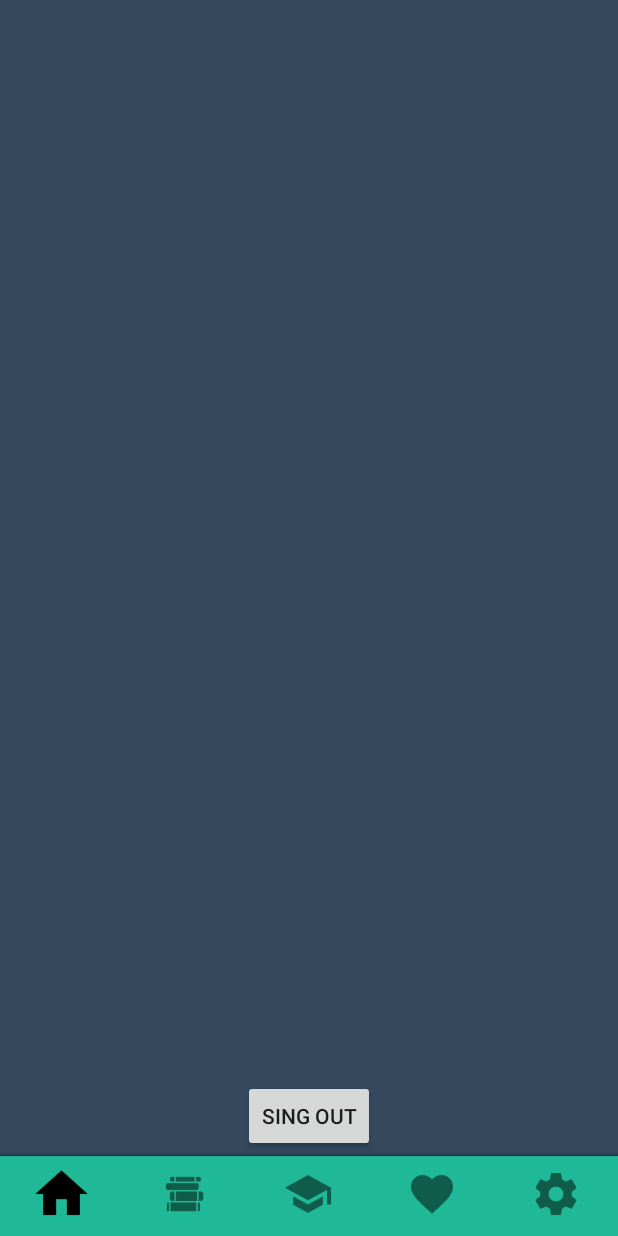
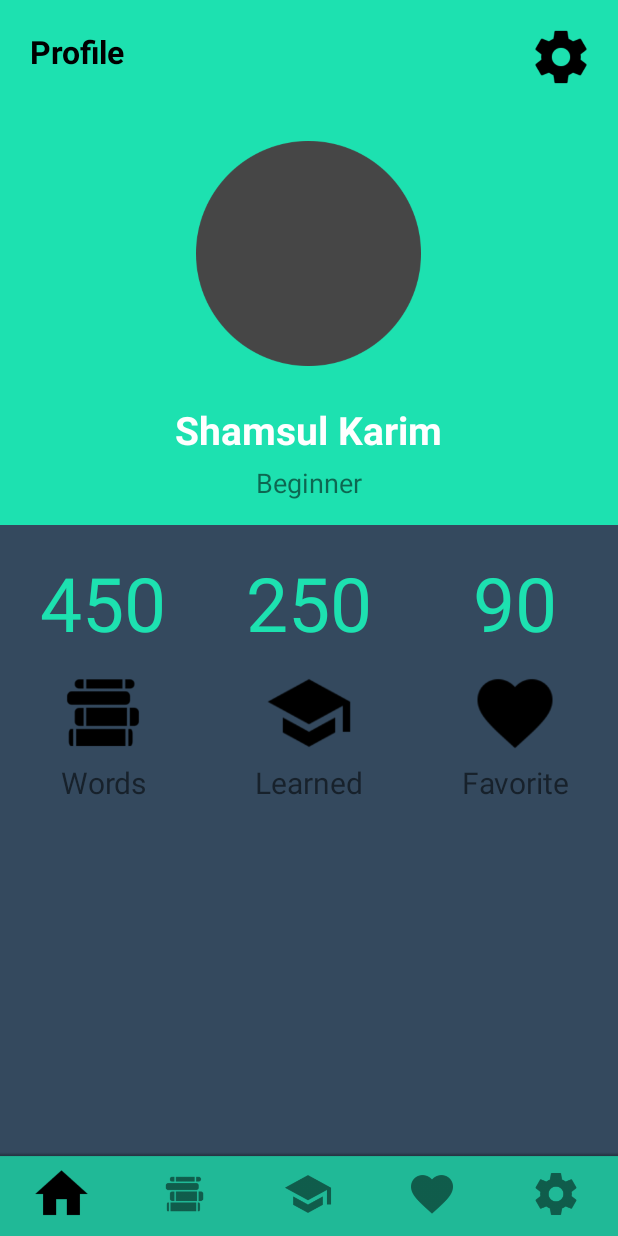
Before and after one commit to Shamsul1/VastVocabularyTest2.0, an Android app: the fragment SettingFragment placed in its activity, on a phone screen of 412 x 824 dp. Run offline under Robolectric (Android 15) with nearby library versions, the phone set to English and light mode, and no system bars; our stand-ins replace Firebase (no records; nobody signed in at launch, a user with empty details on screens opened directly).

Commit message:
profile activity done

```diff
--- a/app/src/main/java/com/example/shamsulkarim/vastvocabulary/SettingFragment.java
+++ b/app/src/main/java/com/example/shamsulkarim/vastvocabulary/SettingFragment.java
@@ -74,10 +74,10 @@ public class SettingFragment extends Fragment implements View.OnClickListener {
         user = firebaseAuth.getCurrentUser();
 
         userName = (TextView)v.findViewById(R.id.userName);
-        singOut = (Button)v.findViewById(R.id.signOut);
+        //singOut = (Button)v.findViewById(R.id.signOut);
         userName.setText(user.getEmail());
 
-        singOut.setOnClickListener(this);
+//        singOut.setOnClickListener(this);
 //        getFirebase();
 //
 //        delay();
@@ -92,13 +92,13 @@ public class SettingFragment extends Fragment implements View.OnClickListener {
     public void onClick(View view) {
 
 
-        if(singOut == view){
-
-            firebaseAuth.signOut();
-
-            this.startActivity(new Intent(getContext(), SignInActivity.class));
-            getActivity().finish();
-        }
+//        if(singOut == view){
+//
+//            firebaseAuth.signOut();
+//
+//            this.startActivity(new Intent(getContext(), SignInActivity.class));
+//            getActivity().finish();
+//        }
 
     }
 
--- a/app/src/main/res/layout/fragment_setting.xml
+++ b/app/src/main/res/layout/fragment_setting.xml
@@ -1,4 +1,5 @@
 <RelativeLayout xmlns:android="http://schemas.android.com/apk/res/android"
+    xmlns:app="http://schemas.android.com/apk/res-auto"
     xmlns:tools="http://schemas.android.com/tools"
     android:layout_width="match_parent"
     android:layout_height="match_parent"
@@ -13,11 +14,203 @@
         android:layout_centerHorizontal="true"
         android:layout_marginTop="20dp" />
 
-    <Button
-        android:text="Sing out"
-        android:layout_width="wrap_content"
+
+    <View
+        android:id="@+id/main_center"
+        android:layout_width="1dp"
+        android:layout_height="1dp"
+        android:layout_centerHorizontal="true"
+        android:layout_centerVertical="true"
+        ></View>
+
+
+    <LinearLayout
+        android:id="@+id/total_counts"
+        android:layout_width="match_parent"
         android:layout_height="wrap_content"
-        android:layout_alignParentBottom="true"
-        android:layout_centerHorizontal="true"
-        android:id="@+id/signOut" />
+        android:layout_alignBottom="@+id/top_profile"
+        android:orientation="horizontal"
+        android:layout_marginBottom="-85dp"
+        >
+
+        <TextView
+            android:gravity="center"
+            android:id="@+id/total_word_count_view"
+            android:layout_width="0dp"
+            android:layout_weight="1"
+            android:layout_height="wrap_content"
+            android:text="450"
+            android:textColor="@color/colorPrimary"
+            android:textSize="50dp"
+            />
+
+        <TextView
+            android:gravity="center"
+            android:id="@+id/total_learned_count_view"
+            android:layout_width="0dp"
+            android:layout_weight="1"
+            android:layout_height="wrap_content"
+            android:text="250"
+            android:textColor="@color/colorPrimary"
+            android:textSize="50dp"
+            />
+
+        <TextView
+            android:gravity="center"
+            android:id="@+id/total_favorite_count_view"
+            android:layout_width="0dp"
+            android:layout_weight="1"
+            android:layout_height="wrap_content"
+            android:text="90"
+            android:textColor="@color/colorPrimary"
+            android:textSize="50dp"
+            />
+
+    </LinearLayout>
+
+    <LinearLayout
+        android:id="@+id/total_icon"
+        android:layout_marginBottom="-80dp"
+        android:orientation="horizontal"
+        android:layout_alignBottom="@id/total_counts"
+        android:layout_width="match_parent"
+        android:layout_height="wrap_content">
+
+        <ImageView
+            android:layout_weight="1"
+            android:layout_width="0dp"
+            android:layout_height="80dp"
+            android:src="@drawable/ic_book_active"
+            />
+        <ImageView
+            android:layout_weight="1"
+            android:layout_width="0dp"
+            android:layout_height="80dp"
+            android:src="@drawable/ic_social_school_active"
+            />
+        <ImageView
+            android:layout_weight="1"
+            android:layout_width="0dp"
+            android:layout_height="80dp"
+            android:src="@drawable/ic_action_favorite_active"
+            />
+
+
+
+
+    </LinearLayout>
+
+    <LinearLayout
+        android:layout_marginBottom="-20dp"
+        android:layout_alignBottom="@+id/total_icon"
+        android:layout_width="match_parent"
+        android:layout_height="wrap_content">
+
+        <TextView
+            android:gravity="center"
+            android:layout_width="0dp"
+            android:layout_weight="1"
+            android:layout_height="wrap_content"
+            android:text="Words"
+            android:textSize="20dp"
+
+            />
+
+        <TextView
+            android:gravity="center"
+            android:layout_width="0dp"
+            android:layout_weight="1"
+            android:layout_height="wrap_content"
+            android:text="Learned"
+            android:textSize="20dp"
+
+            />
+        <TextView
+            android:gravity="center"
+            android:layout_width="0dp"
+            android:layout_weight="1"
+            android:layout_height="wrap_content"
+            android:text="Favorite"
+            android:textSize="20dp"
+
+            />
+
+
+
+
+    </LinearLayout>
+
+    <RelativeLayout
+        android:id="@+id/top_profile"
+        android:background="@color/colorPrimary"
+        android:layout_width="match_parent"
+        android:layout_height="350dp"
+        android:layout_alignParentTop="true"
+        android:layout_alignParentLeft="true"
+        android:layout_alignParentStart="true">
+
+        <TextView
+            android:layout_width="wrap_content"
+            android:layout_height="wrap_content"
+            android:text="Profile"
+            android:textSize="21dp"
+            android:textStyle="bold"
+            android:layout_margin="20dp"
+            android:textColor="@color/common_google_signin_btn_text_dark_focused" />
+
+        <ImageView
+            android:id="@+id/profile_setting"
+            android:layout_margin="10dp"
+            android:layout_width="56dp"
+            android:layout_height="56dp"
+            android:src="@drawable/ic_action_settings_active"
+            android:background="@color/colorPrimary"
+            android:layout_alignParentRight="true"
+            />
+
+        <View
+            android:id="@+id/center"
+            android:layout_width="1dp"
+            android:layout_height="1dp"
+            android:layout_centerHorizontal="true"
+            android:layout_centerVertical="true"
+            ></View>
+
+        <ImageView
+
+            android:layout_marginBottom="-70dp"
+            app:srcCompat="@drawable/eclipse"
+            android:id="@+id/profile_eclipse"
+            android:layout_width="150dp"
+            android:layout_height="150dp"
+            android:layout_centerHorizontal="true"
+            android:layout_above="@+id/center" />
+
+        <TextView
+            android:layout_width="wrap_content"
+            android:layout_height="wrap_content"
+            android:text="Beginner"
+            android:textSize="18dp"
+            android:textStyle="normal"
+
+            android:layout_alignBottom="@+id/name_profile"
+            android:layout_marginBottom="-30dp"
+            android:layout_centerHorizontal="true"
+            />
+
+        <TextView
+            android:id="@+id/name_profile"
+            android:layout_width="wrap_content"
+            android:layout_height="wrap_content"
+            android:text="Shamsul Karim"
+            android:textSize="26dp"
+            android:textColor="#ffffff"
+            android:textStyle="bold"
+
+            android:layout_alignBottom="@+id/profile_eclipse"
+            android:layout_centerHorizontal="true"
+            android:layout_marginBottom="-60dp" />
+
+
+    </RelativeLayout>
 </RelativeLayout>
```
Also changed, not shown: app/src/main/res/drawable/dog.png (added), app/src/main/res/drawable/eclipse.png (added).
